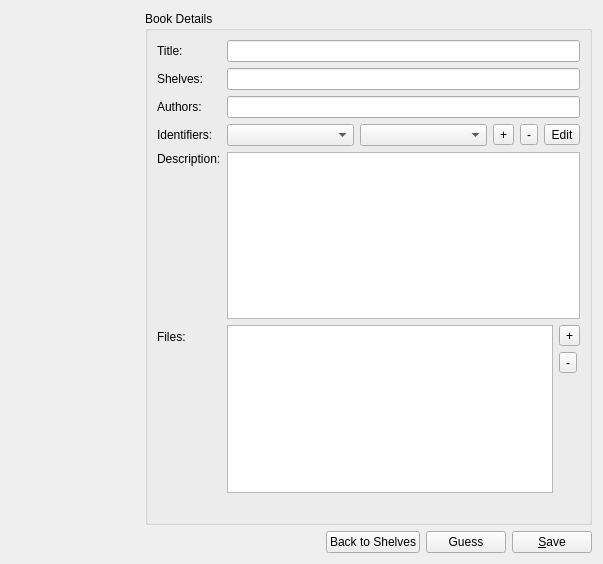
This is src/book_editor.ui in chrmorais/aranduka as Qt 5 draws it before an edit. The edited form follows.
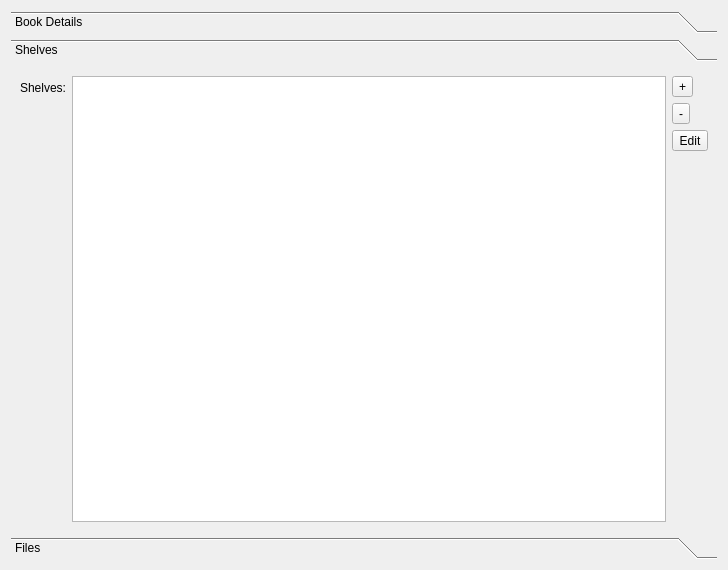
This is the edited form. The open tabs and pages were chosen to show the change. Icons and pictures are not drawn.

Commit message: Make cover icons the right sizes

The edit to the form file:
```diff
--- a/src/book_editor.ui
+++ b/src/book_editor.ui
@@ -6,49 +6,34 @@
    <rect>
     <x>0</x>
     <y>0</y>
-    <width>603</width>
-    <height>564</height>
+    <width>728</width>
+    <height>570</height>
    </rect>
   </property>
   <property name="windowTitle">
    <string>Form</string>
   </property>
-  <layout class="QVBoxLayout" name="verticalLayout">
+  <layout class="QHBoxLayout" name="horizontalLayout">
    <item>
-    <layout class="QHBoxLayout" name="horizontalLayout_3" stretch="0,0">
-     <item>
-      <widget class="QLabel" name="cover">
-       <property name="sizePolicy">
-        <sizepolicy hsizetype="Fixed" vsizetype="Fixed">
-         <horstretch>0</horstretch>
-         <verstretch>0</verstretch>
-        </sizepolicy>
-       </property>
-       <property name="minimumSize">
-        <size>
-         <width>128</width>
-         <height>128</height>
-        </size>
-       </property>
-       <property name="text">
-        <string/>
-       </property>
-       <property name="pixmap">
-        <pixmap>sintapa.png</pixmap>
-       </property>
-      </widget>
-     </item>
-     <item>
-      <widget class="QGroupBox" name="groupBox">
-       <property name="title">
+    <widget class="QToolBox" name="page3">
+     <property name="currentIndex">
+      <number>0</number>
+     </property>
+     <widget class="QWidget" name="details_page">
+      <property name="geometry">
+       <rect>
+        <x>0</x>
+        <y>0</y>
+        <width>710</width>
+        <height>462</height>
+       </rect>
+      </property>
+      <attribute name="label">
         <string>Book Details</string>
-       </property>
-       <property name="flat">
-        <bool>false</bool>
-       </property>
+      </attribute>
        <layout class="QFormLayout" name="formLayout">
         <item row="0" column="0">
-         <widget class="QLabel" name="label">
+        <widget class="QLabel" name="label_6">
           <property name="text">
            <string>Title:</string>
           </property>
@@ -58,26 +43,23 @@
          <widget class="QLineEdit" name="title"/>
         </item>
         <item row="1" column="0">
-         <widget class="QLabel" name="label_3">
+        <widget class="QLabel" name="label_7">
           <property name="text">
-           <string>Shelves:</string>
+          <string>Authors:</string>
           </property>
          </widget>
         </item>
         <item row="1" column="1">
-         <widget class="QLineEdit" name="shelves"/>
+        <widget class="QLineEdit" name="authors"/>
         </item>
         <item row="2" column="0">
-         <widget class="QLabel" name="label_4">
+        <widget class="QLabel" name="label_3">
           <property name="text">
-           <string>Authors:</string>
+          <string>Identifiers:</string>
           </property>
          </widget>
         </item>
         <item row="2" column="1">
-         <widget class="QLineEdit" name="authors"/>
-        </item>
-        <item row="3" column="1">
          <layout class="QHBoxLayout" name="horizontalLayout_2">
           <item>
            <widget class="QComboBox" name="id_keys"/>
@@ -108,7 +90,7 @@
           </item>
          </layout>
         </item>
-        <item row="4" column="0">
+       <item row="3" column="0">
          <widget class="QLabel" name="label_5">
           <property name="text">
            <string>Description:</string>
@@ -118,28 +100,132 @@
           </property>
          </widget>
         </item>
-        <item row="4" column="1">
+       <item row="3" column="1">
          <widget class="QPlainTextEdit" name="description">
           <property name="plainText">
            <string/>
           </property>
          </widget>
         </item>
-        <item row="6" column="1">
-         <widget class="QLabel" name="label_6">
+       <item row="4" column="0">
+        <widget class="QLabel" name="label">
+         <property name="text">
+          <string>Cover:</string>
+         </property>
+        </widget>
+       </item>
+       <item row="4" column="1">
+        <widget class="QLabel" name="cover">
+         <property name="sizePolicy">
+          <sizepolicy hsizetype="Fixed" vsizetype="Fixed">
+           <horstretch>0</horstretch>
+           <verstretch>0</verstretch>
+          </sizepolicy>
+         </property>
+         <property name="minimumSize">
+          <size>
+           <width>128</width>
+           <height>128</height>
+          </size>
+         </property>
           <property name="text">
            <string/>
           </property>
-         </widget>
-        </item>
-        <item row="3" column="0">
-         <widget class="QLabel" name="label_2">
+         <property name="pixmap">
+          <pixmap>sintapa.png</pixmap>
+         </property>
+        </widget>
+       </item>
+      </layout>
+     </widget>
+     <widget class="QWidget" name="shelves_page">
+      <property name="geometry">
+       <rect>
+        <x>0</x>
+        <y>0</y>
+        <width>180</width>
+        <height>105</height>
+       </rect>
+      </property>
+      <attribute name="label">
+       <string>Shelves</string>
+      </attribute>
+      <layout class="QFormLayout" name="formLayout_2">
+       <item row="0" column="0">
+        <widget class="QLabel" name="label_4">
           <property name="text">
-           <string>Identifiers:</string>
+          <string>Shelves:</string>
           </property>
          </widget>
         </item>
-        <item row="5" column="1">
+       <item row="0" column="1">
+        <layout class="QHBoxLayout" name="horizontalLayout_5">
+         <item>
+          <widget class="QListView" name="shelves"/>
+         </item>
+         <item>
+          <layout class="QVBoxLayout" name="verticalLayout_3">
+           <item>
+            <widget class="QToolButton" name="new_tag">
+             <property name="text">
+              <string>+</string>
+             </property>
+            </widget>
+           </item>
+           <item>
+            <widget class="QToolButton" name="remove_tag">
+             <property name="text">
+              <string>-</string>
+             </property>
+            </widget>
+           </item>
+           <item>
+            <widget class="QToolButton" name="edit_tag">
+             <property name="text">
+              <string>Edit</string>
+             </property>
+            </widget>
+           </item>
+           <item>
+            <spacer name="verticalSpacer_2">
+             <property name="orientation">
+              <enum>Qt::Vertical</enum>
+             </property>
+             <property name="sizeHint" stdset="0">
+              <size>
+               <width>20</width>
+               <height>40</height>
+              </size>
+             </property>
+            </spacer>
+           </item>
+          </layout>
+         </item>
+        </layout>
+       </item>
+      </layout>
+     </widget>
+     <widget class="QWidget" name="files_page">
+      <property name="geometry">
+       <rect>
+        <x>0</x>
+        <y>0</y>
+        <width>146</width>
+        <height>74</height>
+       </rect>
+      </property>
+      <attribute name="label">
+       <string>Files</string>
+      </attribute>
+      <layout class="QFormLayout" name="formLayout_3">
+       <item row="0" column="0">
+        <widget class="QLabel" name="label_8">
+         <property name="text">
+          <string>Files:</string>
+         </property>
+        </widget>
+       </item>
+       <item row="0" column="1">
          <layout class="QHBoxLayout" name="horizontalLayout_4">
           <item>
            <widget class="QListWidget" name="fileList"/>
@@ -177,55 +263,9 @@
           </item>
          </layout>
         </item>
-        <item row="5" column="0">
-         <widget class="QLabel" name="label_7">
-          <property name="text">
-           <string>Files:</string>
-          </property>
-         </widget>
-        </item>
-       </layout>
-      </widget>
-     </item>
-    </layout>
-   </item>
-   <item>
-    <layout class="QHBoxLayout" name="horizontalLayout">
-     <item>
-      <spacer name="horizontalSpacer">
-       <property name="orientation">
-        <enum>Qt::Horizontal</enum>
-       </property>
-       <property name="sizeHint" stdset="0">
-        <size>
-         <width>40</width>
-         <height>20</height>
-        </size>
-       </property>
-      </spacer>
-     </item>
-     <item>
-      <widget class="QPushButton" name="back">
-       <property name="text">
-        <string>Back to Shelves</string>
-       </property>
-      </widget>
-     </item>
-     <item>
-      <widget class="QPushButton" name="guess">
-       <property name="text">
-        <string>Guess</string>
-       </property>
-      </widget>
-     </item>
-     <item>
-      <widget class="QPushButton" name="save">
-       <property name="text">
-        <string>&amp;Save</string>
-       </property>
-      </widget>
-     </item>
-    </layout>
+      </layout>
+     </widget>
+    </widget>
    </item>
   </layout>
  </widget>
```
Left out of the diff: 18 changed lines with no effect on the pictures. Lines whose indentation alone changed are shown as unchanged. The commit also changes 4 other files.
